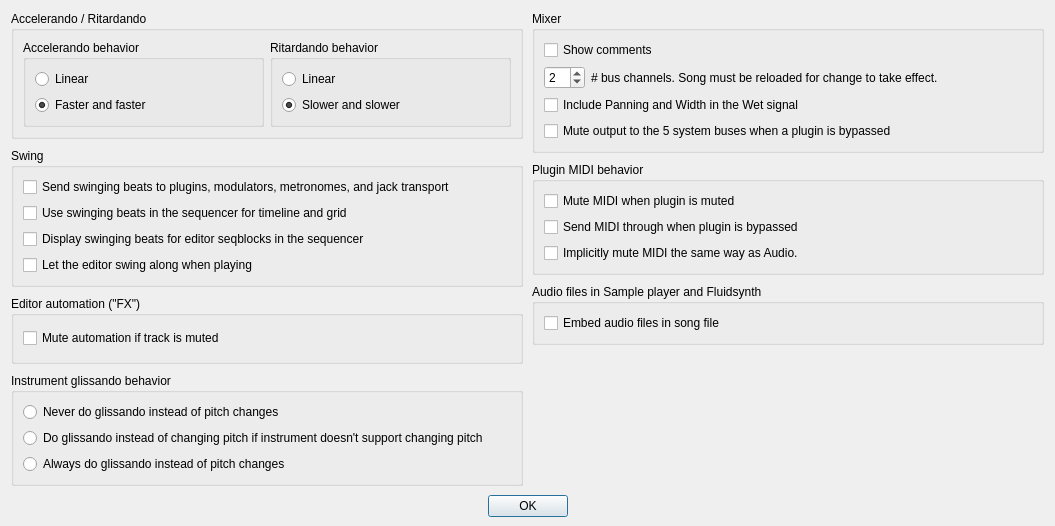
Old version of the form Qt/qt4_song_properties.ui in the repository kmatheussen/radium.
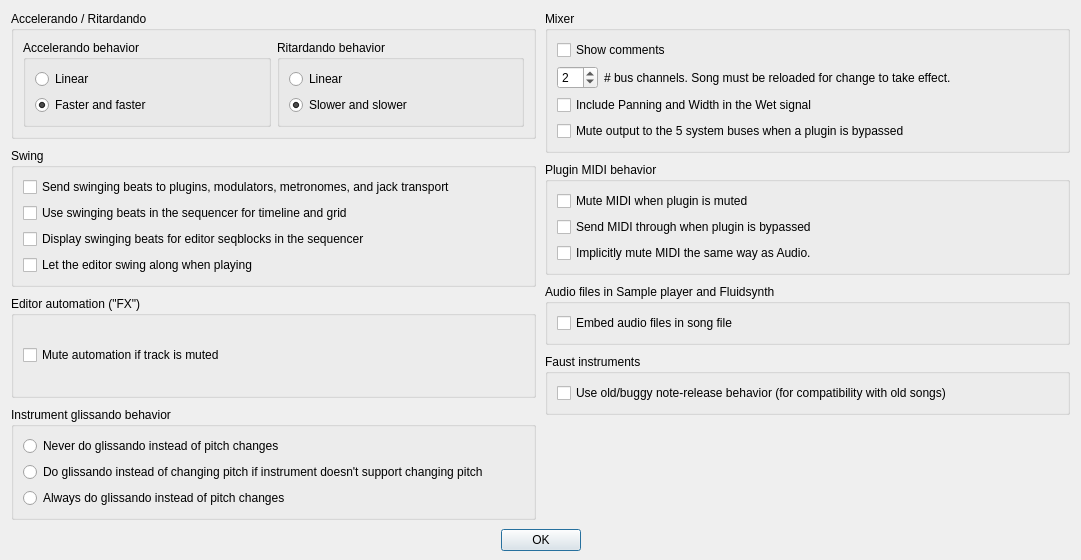
New version of the form.

Commit message: Faust: Fix note-release not working, plus some minor stuff

What changed in the file:
```diff
--- a/Qt/qt4_song_properties.ui
+++ b/Qt/qt4_song_properties.ui
@@ -6,8 +6,8 @@
    <rect>
     <x>0</x>
     <y>0</y>
-    <width>1055</width>
-    <height>526</height>
+    <width>1081</width>
+    <height>560</height>
    </rect>
   </property>
   <property name="sizePolicy">
@@ -284,6 +284,22 @@
          </layout>
         </widget>
        </item>
+       <item>
+        <widget class="QGroupBox" name="groupBox_10">
+         <property name="title">
+          <string>Faust instruments</string>
+         </property>
+         <layout class="QVBoxLayout" name="verticalLayout_7">
+          <item>
+           <widget class="QCheckBox" name="faust_old_buggy_release">
+            <property name="text">
+             <string>Use old/buggy note-release behavior (for compatibility with old songs)</string>
+            </property>
+           </widget>
+          </item>
+         </layout>
+        </widget>
+       </item>
        <item>
         <spacer name="verticalSpacer">
          <property name="orientation">
```
The commit also changes 10 other files.
